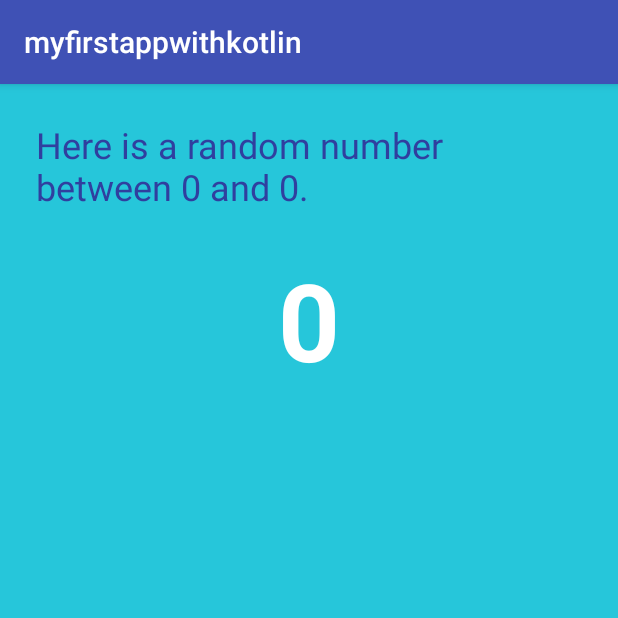
After one commit to huynhtastic/my-first-app-with-kotlin, an Android app: the SecondActivity screen opened directly, with no data from a screen before it, on a phone screen of 412 x 824 dp, the top half of it. The commit adds this screen. Run offline under Robolectric (Android 15) with nearby library versions, the phone set to English and light mode, and no system bars.

Commit message:
i lied; now i'm actually done with 8

```diff
--- a/app/build.gradle
+++ b/app/build.gradle
@@ -24,7 +24,7 @@ android {
 
 dependencies {
     implementation fileTree(dir: 'libs', include: ['*.jar'])
-    implementation"org.jetbrains.kotlin:kotlin-stdlib-jre7:$kotlin_version"
+    implementation "org.jetbrains.kotlin:kotlin-stdlib-jre7:$kotlin_version"
     implementation 'com.android.support:appcompat-v7:28.0.0-beta01'
     implementation 'com.android.support.constraint:constraint-layout:1.1.2'
     testImplementation 'junit:junit:4.12'
--- a/app/src/main/AndroidManifest.xml
+++ b/app/src/main/AndroidManifest.xml
@@ -16,6 +16,7 @@
                 <category android:name="android.intent.category.LAUNCHER" />
             </intent-filter>
         </activity>
+        <activity android:name=".SecondActivity"></activity>
     </application>
 
 </manifest>
--- a/app/src/main/java/com/example/huynhtastic/myfirstappwithkotlin/MainActivity.kt
+++ b/app/src/main/java/com/example/huynhtastic/myfirstappwithkotlin/MainActivity.kt
@@ -1,5 +1,6 @@
 package com.example.huynhtastic.myfirstappwithkotlin
 
+import android.content.Intent
 import android.support.v7.app.AppCompatActivity
 import android.os.Bundle
 import android.view.View
@@ -25,4 +26,11 @@ class MainActivity : AppCompatActivity() {
         count++
         textView.text = count.toString()
     }
+
+    fun randomMe(view: View) {
+        val randomIntent = Intent(this, SecondActivity::class.java)
+        val count: Int = Integer.parseInt(textView.text.toString())
+        randomIntent.putExtra(SecondActivity.TOTAL_COUNT, count)
+        startActivity(randomIntent)
+    }
 }
--- /dev/null
+++ b/app/src/main/java/com/example/huynhtastic/myfirstappwithkotlin/SecondActivity.kt
@@ -0,0 +1,27 @@
+package com.example.huynhtastic.myfirstappwithkotlin
+
+import android.support.v7.app.AppCompatActivity
+import android.os.Bundle
+import kotlinx.android.synthetic.main.activity_second.textViewLabel
+import kotlinx.android.synthetic.main.activity_second.textViewRandom
+import java.util.Random
+
+class SecondActivity : AppCompatActivity() {
+
+    override fun onCreate(savedInstanceState: Bundle?) {
+        super.onCreate(savedInstanceState)
+        setContentView(R.layout.activity_second)
+        showRandomNumber()
+    }
+
+    companion object {
+        const val TOTAL_COUNT = "total_count"
+    }
+
+    fun showRandomNumber() {
+        val maxRandom: Int = intent.getIntExtra("total_count", 0)
+        val randomResult: Int = Random().nextInt(maxRandom + 1)
+        textViewRandom.text = randomResult.toString()
+        textViewLabel.text = getString(R.string.random_heading, maxRandom)
+    }
+}
--- a/app/src/main/res/layout/activity_main.xml
+++ b/app/src/main/res/layout/activity_main.xml
@@ -38,6 +38,7 @@
         android:layout_width="wrap_content"
         android:layout_height="wrap_content"
         android:text="@string/random_button_text"
+        android:onClick="randomMe"
         app:layout_constraintBottom_toBottomOf="parent"
         app:layout_constraintLeft_toRightOf="@+id/countButton"
         app:layout_constraintRight_toRightOf="parent"
--- /dev/null
+++ b/app/src/main/res/layout/activity_second.xml
@@ -0,0 +1,39 @@
+<?xml version="1.0" encoding="utf-8"?>
+<android.support.constraint.ConstraintLayout xmlns:android="http://schemas.android.com/apk/res/android"
+    xmlns:app="http://schemas.android.com/apk/res-auto"
+    xmlns:tools="http://schemas.android.com/tools"
+    android:background="@color/screenBackground2"
+    android:layout_width="match_parent"
+    android:layout_height="match_parent"
+    tools:context=".SecondActivity">
+
+    <TextView
+        android:id="@+id/textViewLabel"
+        android:layout_width="match_parent"
+        android:layout_height="wrap_content"
+        android:layout_marginStart="24dp"
+        android:layout_marginEnd="24dp"
+        android:layout_marginTop="24dp"
+        android:text="@string/random_heading"
+        android:textColor="@color/colorPrimaryDark"
+        android:textSize="24sp"
+        app:layout_constraintLeft_toLeftOf="parent"
+        app:layout_constraintRight_toRightOf="parent"
+        app:layout_constraintTop_toTopOf="parent" />
+
+    <TextView
+        android:id="@+id/textViewRandom"
+        android:layout_width="wrap_content"
+        android:layout_height="wrap_content"
+        android:layout_marginStart="24dp"
+        android:layout_marginEnd="24dp"
+        android:layout_marginTop="24dp"
+        android:text="@string/random_placeholder"
+        android:textColor="@android:color/white"
+        android:textSize="72sp"
+        android:textStyle="bold"
+        app:layout_constraintLeft_toLeftOf="parent"
+        app:layout_constraintRight_toRightOf="parent"
+        app:layout_constraintTop_toBottomOf="@+id/textViewLabel"
+        app:layout_constraintVertical_bias=".45" />
+</android.support.constraint.ConstraintLayout>
--- a/app/src/main/res/values/colors.xml
+++ b/app/src/main/res/values/colors.xml
@@ -5,4 +5,5 @@
     <color name="colorAccent">#FF4081</color>
     <color name="screenBackground">#2196F3</color>
     <color name="buttonBackground">#BBDEFB</color>
+    <color name="screenBackground2">#26C6DA</color>
 </resources>
--- a/app/src/main/res/values/strings.xml
+++ b/app/src/main/res/values/strings.xml
@@ -4,4 +4,6 @@
     <string name="toast_button_text">Toast</string>
     <string name="count_button_text">Count</string>
     <string name="random_button_text">Random</string>
+    <string name="random_heading">Here is a random number between 0 and %1d.</string>
+    <string name="random_placeholder">R</string>
 </resources>
```
